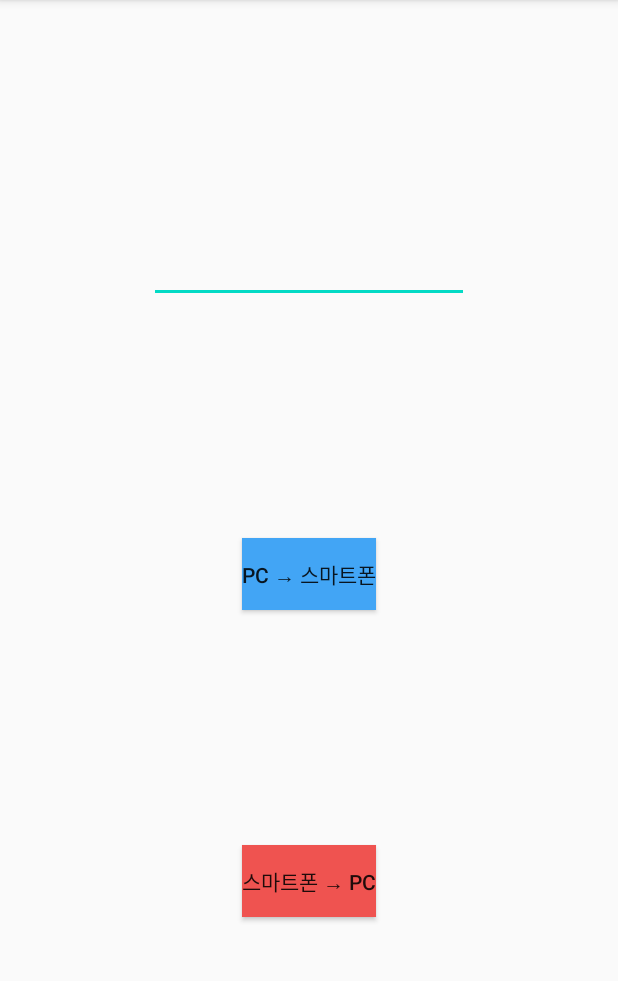
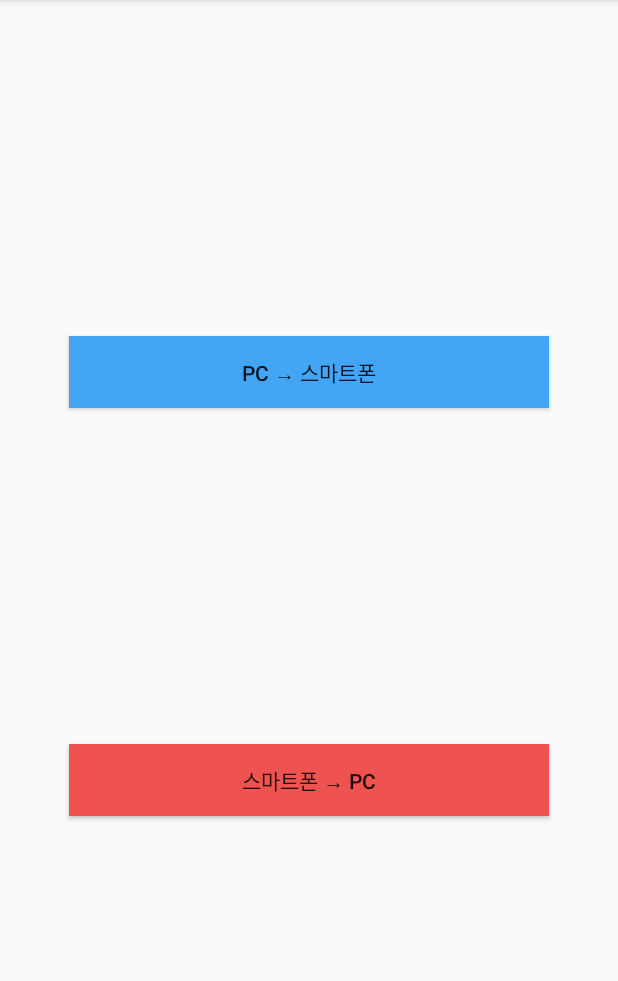
Before and after one commit to sjy5386/movenpki_client, an Android app: the MainActivity screen opened directly, with no data from a screen before it, on a phone screen of 412 x 824 dp, the part 84-1065 px from its top. Run offline under Robolectric (Android 15) with nearby library versions, the phone set to English and light mode, and no system bars.

Commit message:
Update activity_main

```diff
--- a/app/src/main/res/layout/activity_main.xml
+++ b/app/src/main/res/layout/activity_main.xml
@@ -8,7 +8,7 @@
 
     <Button
         android:id="@+id/button"
-        android:layout_width="wrap_content"
+        android:layout_width="320dp"
         android:layout_height="wrap_content"
         android:background="#42a5f5"
         android:text="PC → 스마트폰"
@@ -16,11 +16,11 @@
         app:layout_constraintEnd_toEndOf="parent"
         app:layout_constraintHorizontal_bias="0.5"
         app:layout_constraintStart_toStartOf="parent"
-        app:layout_constraintTop_toBottomOf="@+id/editText" />
+        app:layout_constraintTop_toTopOf="parent" />
 
     <Button
         android:id="@+id/button2"
-        android:layout_width="wrap_content"
+        android:layout_width="320dp"
         android:layout_height="wrap_content"
         android:background="#ef5350"
         android:text="스마트폰 → PC"
@@ -30,15 +30,4 @@
         app:layout_constraintStart_toStartOf="parent"
         app:layout_constraintTop_toBottomOf="@+id/button" />
 
-    <EditText
-        android:id="@+id/editText"
-        android:layout_width="wrap_content"
-        android:layout_height="wrap_content"
-        android:ems="10"
-        android:inputType="textPersonName"
-        app:layout_constraintBottom_toTopOf="@+id/button"
-        app:layout_constraintEnd_toEndOf="parent"
-        app:layout_constraintHorizontal_bias="0.5"
-        app:layout_constraintStart_toStartOf="parent"
-        app:layout_constraintTop_toTopOf="parent" />
 </androidx.constraintlayout.widget.ConstraintLayout>
```
